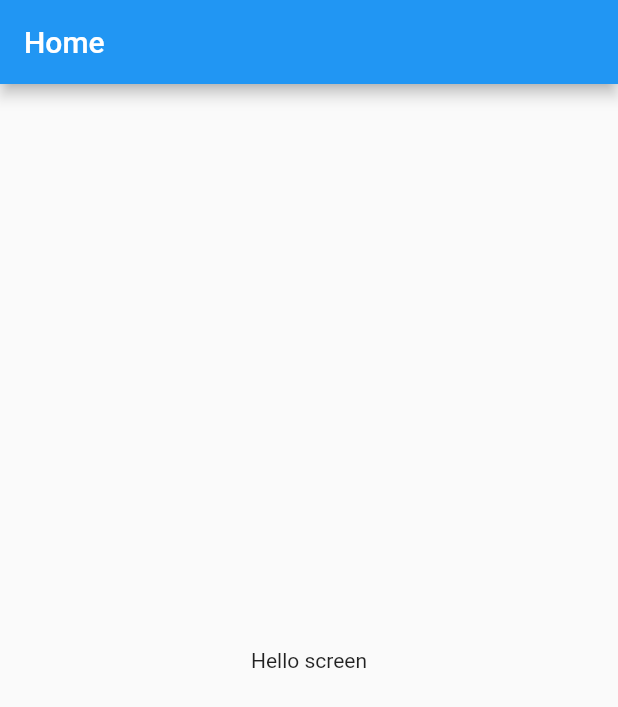
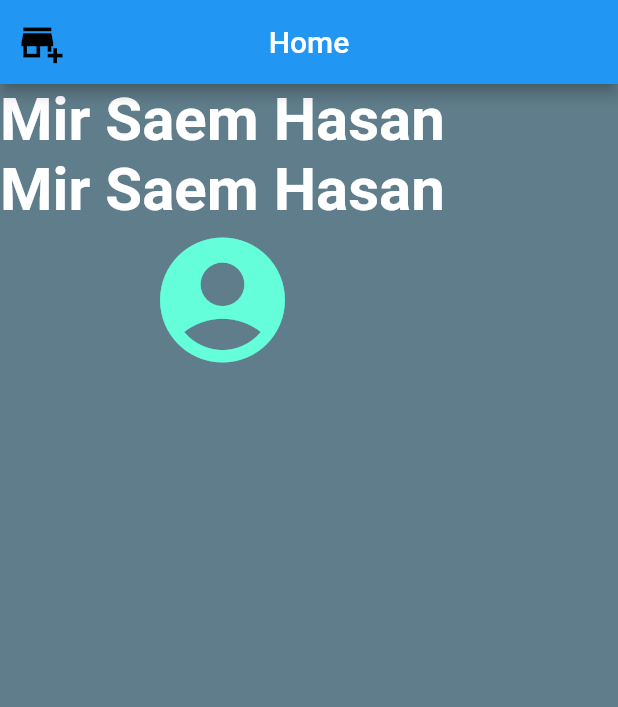
Before and after one commit to saem10/Flutter_project, a Flutter app: the screen it shows after launch, on a phone screen of 412 x 824 dp. Shown: the top 707 px of the screen. Run offline on Flutter 3.47's test engine with Material 2 defaults, Android fonts, the phone set to English and light mode, and no system bars.

Commit message:
appBar,Icon

```diff
--- a/lib/main.dart
+++ b/lib/main.dart
@@ -2,40 +2,50 @@ import 'package:flutter/material.dart';
 
 void main() {
   runApp(
-    //  App entry point
-    //  display kore sob function
+      MyApp()
+  );
+}
 
-   /*   MaterialApp(
-        // widget jar mode onek function ace
-        // ja dia app Interior design kora jay
-           home: Scaffold(
-        // Scaffold widget is part of the Flutter framework
-        // and is typically used as the top-level widget in a Flutter app.
-        // AppBar,body,FloatingActionButton
-           body: Center(
-             child:Text('Hello world') ,
-                ),
-               ),
-              ),
-   */
-
-      MyApp()
-
-  ); // RunApp
-}
 class MyApp extends StatelessWidget{
   @override
   Widget build(BuildContext context){
    return MaterialApp(
      debugShowCheckedModeBanner: false,
-      home: Scaffold(
-        appBar: AppBar(
-          title: Text('Home'),
-        ),
-        body: Center(
-          child: Text('Hello screen'),
-      ),
-     ),
+      home: HomeScreen(),
    );
   }
 }
+
+class HomeScreen extends StatelessWidget{
+  @override
+  Widget build(BuildContext context){
+    return Scaffold(
+      backgroundColor: Colors.blueGrey,
+      appBar: AppBar(
+        backgroundColor: Colors.blue,
+        centerTitle: true,
+        leading: Icon(Icons.add_business,size: 30,color: Colors.black),
+        title: Text('Home'),
+      ),
+      body:Column(
+        children: [
+          Text("Mir Saem Hasan",
+            style: TextStyle(
+                color: Colors.white,
+                fontSize: 40,
+                fontWeight: FontWeight.bold
+            ),
+          ),
+          Text("Mir Saem Hasan",
+            style: TextStyle(
+                color: Colors.white,
+                fontSize: 40,
+                fontWeight: FontWeight.bold
+            ),
+          ),
+          Icon(Icons.account_circle,size: 100,color: Colors.tealAccent,),
+        ],
+      )
+    );
+  }
+}
```
